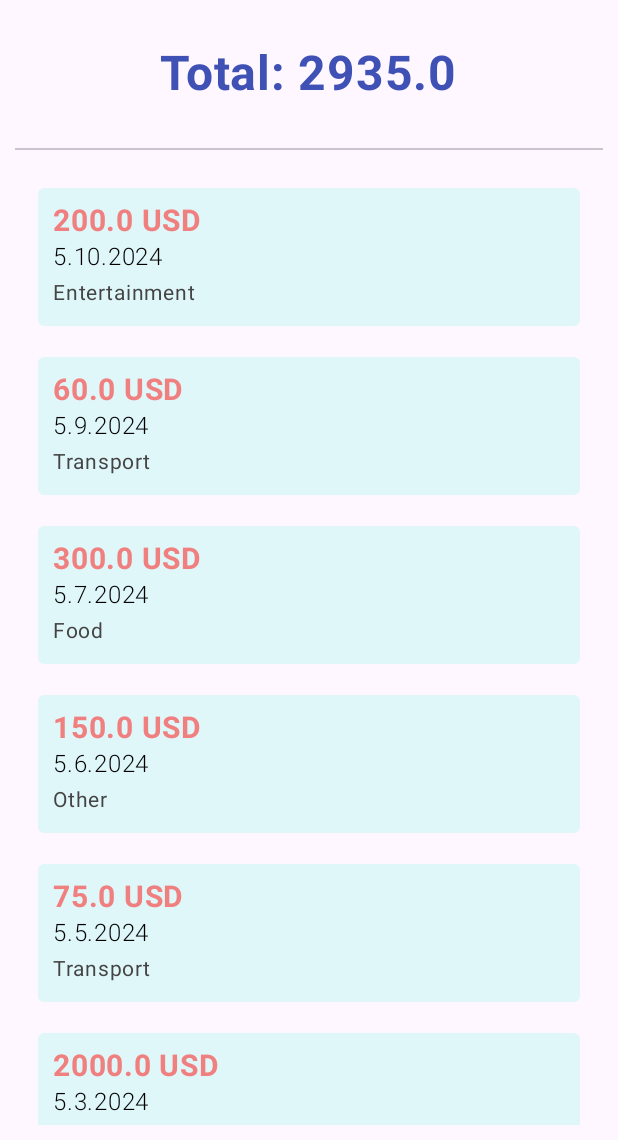
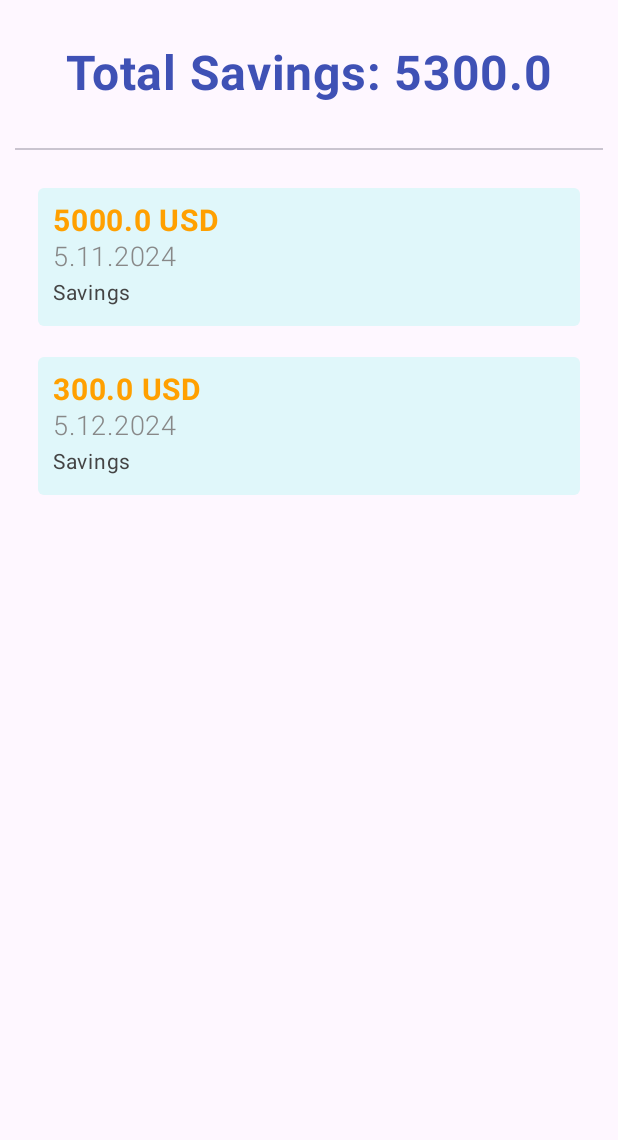
Before and after one commit to charovatzbassar/xtracker, an Android app built with Jetpack Compose: the SavingsScreen screen opened through its navigation route, on a phone screen of 412 x 824 dp, the part 96-1236 px from its top. Run offline under Robolectric (Android 15) with nearby library versions, the phone set to English and light mode, and no system bars; libraries missing offline, so code that uses them is left out: com.example.myapplication.

Commit message:
SavingsScreen v1

```diff
--- a/app/src/main/java/com/example/xtracker/MainActivity.kt
+++ b/app/src/main/java/com/example/xtracker/MainActivity.kt
@@ -24,6 +24,7 @@ import androidx.navigation.compose.NavHost
 import androidx.navigation.compose.composable
 import androidx.navigation.compose.rememberNavController
 import com.example.myapplication.ui.screen.ExpensesScreen
+import com.example.xtracker.ui.screen.SavingsScreen
 import com.example.xtracker.ui.theme.NavigationDrawerComposeTheme
 import kotlinx.coroutines.launch
 
@@ -105,7 +106,7 @@ class MainActivity : ComponentActivity() {
                                         Text(text = "Income")
                                     }
                                     composable("savings") {
-                                        Text(text = "Savings")
+                                        SavingsScreen()
                                     }
                                 }
                             }
--- a/app/src/main/java/com/example/xtracker/model/Transactions.kt
+++ b/app/src/main/java/com/example/xtracker/model/Transactions.kt
@@ -11,13 +11,17 @@ object Transactions {
         Transaction(7, 300.0, foodCategory, "2024-05-07", Type.EXPENSE),
         Transaction(8, 4500.0, otherCategory, "2024-05-08", Type.INCOME),
         Transaction(9, 60.0, transportCategory, "2024-05-09", Type.EXPENSE),
-        Transaction(10, 200.0, entertainmentCategory, "2024-05-10", Type.EXPENSE)
+        Transaction(10, 200.0, entertainmentCategory, "2024-05-10", Type.EXPENSE),
+        // Savings Transactions (we rich)
+        Transaction(11, 5000.0, savingsCategory, "2024-05-11", Type.SAVING),
+        Transaction(12, 300.0, savingsCategory, "2024-05-12", Type.SAVING)
     )
 }
 
 // Sample categories
-val foodCategory = Category(1, "Food", null) // Replace null with actual drawable resource if available
+val foodCategory = Category(1, "Food", null)
 val transportCategory = Category(2, "Transport", null)
 val entertainmentCategory = Category(3, "Entertainment", null)
 val utilitiesCategory = Category(4, "Utilities", null)
 val otherCategory = Category(5, "Other", null)
+val savingsCategory = Category(6, "Savings", null) // New Category for saving watch out while handling backend :)
--- a/app/src/main/java/com/example/xtracker/ui/screen/ExpensesScreen.kt
+++ b/app/src/main/java/com/example/xtracker/ui/screen/SavingsScreen.kt
@@ -1,4 +1,4 @@
-package com.example.myapplication.ui.screen
+package com.example.xtracker.ui.screen
 
 import android.os.Build
 import androidx.annotation.RequiresApi
@@ -23,11 +23,11 @@ import java.time.format.DateTimeFormatter
 @RequiresApi(Build.VERSION_CODES.O)
 @OptIn(ExperimentalMaterial3Api::class)
 @Composable
-fun ExpensesScreen() {
-    var totalExpenses by remember { mutableDoubleStateOf(0.0) }
+fun SavingsScreen() {
+    var totalSavings by remember { mutableDoubleStateOf(0.0) }
 
     LaunchedEffect(Unit) {
-        totalExpenses = Transactions.transactions.filter { it.type == Type.EXPENSE }
+        totalSavings = Transactions.transactions.filter { it.type == Type.SAVING }
             .sumOf { it.amount }
     }
 
@@ -39,7 +39,7 @@ fun ExpensesScreen() {
     ) {
         Spacer(modifier = Modifier.height(20.dp))
         Text(
-            text = "Total: $totalExpenses",
+            text = "Total Savings: $totalSavings",
             fontSize = 32.sp,
             fontWeight = FontWeight.Bold,
             color = Color(0xFF3F51B5),
@@ -52,8 +52,8 @@ fun ExpensesScreen() {
             contentPadding = PaddingValues(10.dp),
             verticalArrangement = Arrangement.spacedBy(10.dp)
         ) {
-            items(Transactions.transactions.filter { it.type == Type.EXPENSE }.sortedByDescending { LocalDate.parse(it.date) }) { transaction ->
-                ExpenseItem(transaction)
+            items(Transactions.transactions.filter { it.type == Type.SAVING }) { transaction ->
+                SavingsItem(transaction)
             }
         }
     }
@@ -61,12 +61,12 @@ fun ExpensesScreen() {
 
 @RequiresApi(Build.VERSION_CODES.O)
 @Composable
-fun ExpenseItem(transaction: Transaction) {
+fun SavingsItem(transaction: Transaction) {
     val formatter = DateTimeFormatter.ofPattern("yyyy-MM-dd")
     val date = LocalDate.parse(transaction.date, formatter)
 
-    val cardBackgroundColor = Color(0xFFE0F7FA)
-    val expenseAmountColor = Color(0xFFF08080)
+    val cardBackgroundColor = Color(0xFFE0F7FA) // Light Yellow for savings
+    val savingsAmountColor = Color(0xFFFFA000) // Amber for the amount text
 
     Card(
         modifier = Modifier
@@ -88,16 +88,16 @@ fun ExpenseItem(transaction: Transaction) {
                 horizontalAlignment = Alignment.Start
             ) {
                 Text(
-                    text = transaction.amount.toString() + " USD",
+                    text = "${transaction.amount} USD",
                     fontSize = 20.sp,
                     fontWeight = FontWeight.Bold,
-                    color = expenseAmountColor
+                    color = savingsAmountColor
                 )
                 Text(
-                    text = "${date.month.value.toString()}.${date.dayOfMonth.toString()}.${date.year.toString()}",
-                    fontSize = 16.sp,
+                    text = "${date.month.value}.${date.dayOfMonth}.${date.year}",
+                    fontSize = 18.sp,
                     fontWeight = FontWeight.Light,
-                    color = Color.Black
+                    color = Color.Gray
                 )
                 Text(
                     text = transaction.category.name,
@@ -113,6 +113,6 @@ fun ExpenseItem(transaction: Transaction) {
 @RequiresApi(Build.VERSION_CODES.O)
 @Preview(showBackground = true)
 @Composable
-fun ExpensesScreenPreview() {
-    ExpensesScreen()
+fun SavingsScreenPreview() {
+    SavingsScreen()
 }
```
